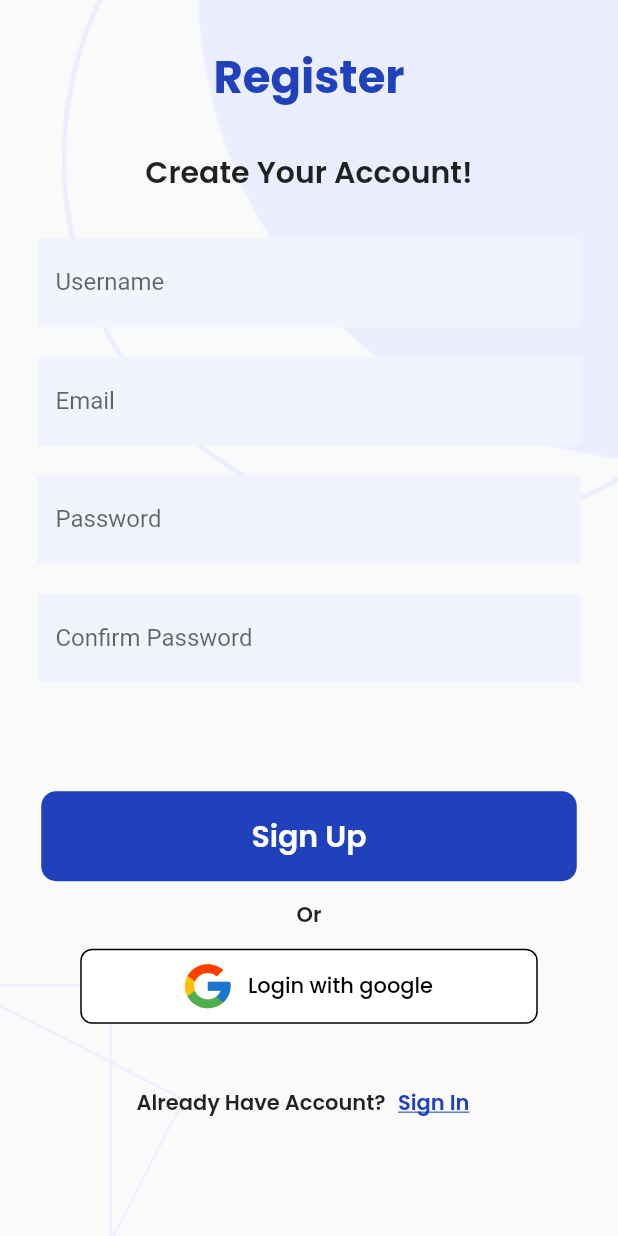
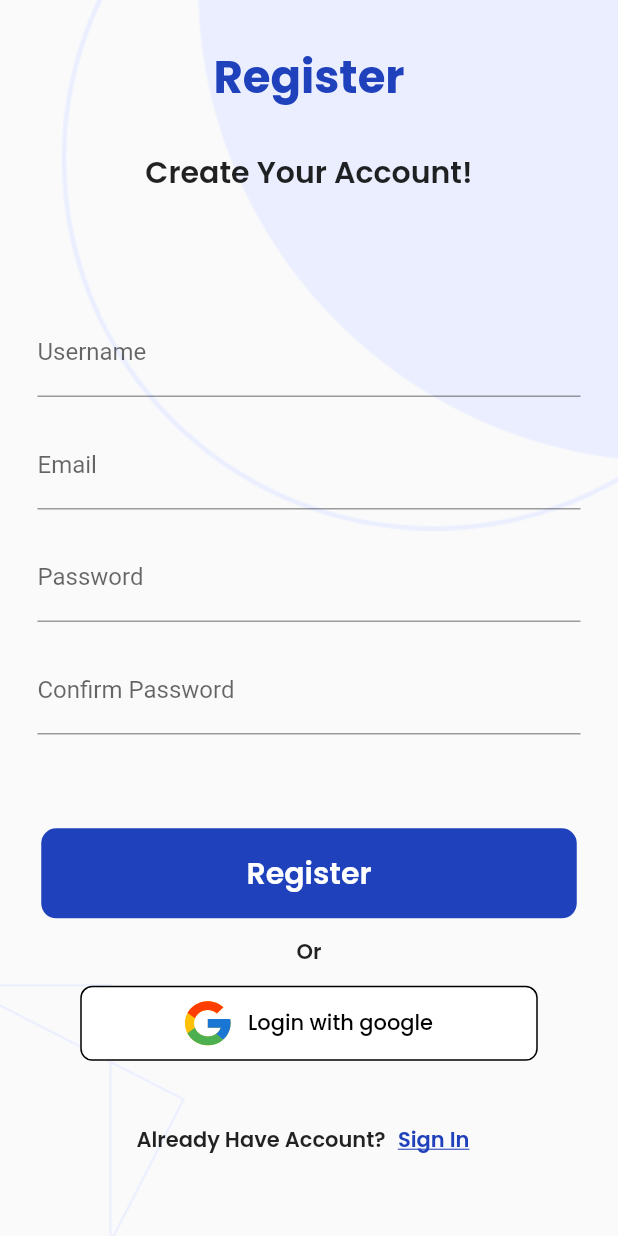
Before and after one commit to BrianMohamadSafiudin/SEPEDAKU, a Flutter app: the screen it shows after launch, after a tap on "Register", on a phone screen of 412 x 824 dp. Run offline on Flutter 3.47's test engine with Material 2 defaults, Android fonts, the phone set to English and light mode, and no system bars; our stand-ins replace animated_splash_screen, camera, cloud_firestore, easy_localization, firebase_auth, firebase_core and 4 more; accounts and stored records are empty.

Commit message:
feat: auth register

```diff
--- a/src/lib/main.dart
+++ b/src/lib/main.dart
@@ -43,9 +43,7 @@ class MyApp extends StatelessWidget {
       debugShowCheckedModeBanner: false,
       title: 'SEPEDAKU',
       theme: ThemeData(),
-      home: SingleChildScrollView(
-        child: Column(
-          children: [
+      home:
             Background(
               child: AnimatedSplashScreen(
                 splash: "assets/images/logo.png",
@@ -54,10 +52,7 @@ class MyApp extends StatelessWidget {
                 splashTransition: SplashTransition.fadeTransition,
               ),
             ),
-            WidgetTree(),
-          ],
-        ),
-      ),
+
     );
   }
 }
--- a/src/lib/screens/login/components/form.dart
+++ b/src/lib/screens/login/components/form.dart
@@ -3,8 +3,6 @@ import 'package:google_fonts/google_fonts.dart';
 import 'package:sepedaku/auth.dart';
 import 'package:easy_localization/easy_localization.dart';
 
-import 'package:sepedaku/components/form_inputEemail.dart';
-import 'package:sepedaku/components/form_inputPassword.dart';
 import 'package:sepedaku/components/locale/locale_keys.g.dart';
 import 'package:sepedaku/components/rounded_button.dart';
 import 'package:sepedaku/screens/dashboard/dashboard_screen.dart';
@@ -73,12 +71,10 @@ class _FormLoginState extends State<FormLogin> {
     }
   }
 
-  void createUserWithEmailAndPassword() {
-    // Implement user registration logic here
-  }
-
-  Widget _entryField(String title, TextEditingController controller) {
+  Widget _entryField(
+      String title, TextEditingController controller, bool obscureText) {
     return TextField(
+      obscureText: obscureText,
       controller: controller,
       decoration: InputDecoration(
         labelText: title,
@@ -107,9 +103,9 @@ class _FormLoginState extends State<FormLogin> {
         child: Column(
           children: [
             Spacer(),
-            _entryField('email', _controllerEmail),
+            _entryField('Email', _controllerEmail, false),
             SizedBox(height: 26),
-            _entryField('password', _controllerPassword),
+            _entryField('Password', _controllerPassword, true),
             _errorMessage(),
             Container(
               alignment: Alignment(1, 1),
--- a/src/lib/screens/login/login_screen.dart
+++ b/src/lib/screens/login/login_screen.dart
@@ -9,8 +9,8 @@ class LoginScreen extends StatelessWidget {
 
   @override
   Widget build(BuildContext context) {
-    return Scaffold(
-      body: Body(),
+    return Scaffold( // Scaffold
+      body: Body(), // Body
     );
   }
 }
--- a/src/lib/screens/register/components/body.dart
+++ b/src/lib/screens/register/components/body.dart
@@ -9,7 +9,7 @@ import 'package:flutter/material.dart';
 import 'package:google_fonts/google_fonts.dart';
 
 class Body extends StatelessWidget {
-  const Body({super.key});
+  const Body({Key? key});
 
   @override
   Widget build(BuildContext context) {
--- a/src/lib/screens/register/components/form.dart
+++ b/src/lib/screens/register/components/form.dart
@@ -1,16 +1,99 @@
+import 'package:cloud_firestore/cloud_firestore.dart'; // Import Firestore
+import 'package:firebase_auth/firebase_auth.dart';
+import 'package:google_fonts/google_fonts.dart';
+import 'package:sepedaku/auth.dart';
 import 'package:easy_localization/easy_localization.dart';
-import 'package:sepedaku/components/form_inputEemail.dart';
-import 'package:sepedaku/components/form_inputPassword.dart';
-import 'package:sepedaku/components/form_inputText.dart';
 import 'package:sepedaku/components/locale/locale_keys.g.dart';
 import 'package:sepedaku/components/rounded_button.dart';
-import 'package:sepedaku/screens/login/login_screen.dart';
+import 'package:sepedaku/screens/dashboard/dashboard_screen.dart';
 import 'package:flutter/material.dart';
 
-class FormRegister extends StatelessWidget {
-  const FormRegister({
-    super.key,
+class FormRegister extends StatefulWidget {
+  FormRegister({Key? key}) : super(key: key);
+
+  @override
+  _FormRegisterState createState() => _FormRegisterState();
+}
+
+class _FormRegisterState extends State<FormRegister> {
+  String? errorMessage = '';
+  final TextEditingController _controllerUsername = TextEditingController();
+  final TextEditingController _controllerEmail = TextEditingController();
+  final TextEditingController _controllerPassword = TextEditingController();
+  final TextEditingController _controllerConfirmPassword = TextEditingController();
+
+  // Firebase Firestore instance
+  final FirebaseFirestore _firestore = FirebaseFirestore.instance;
+
+  Future<bool> registerWithEmailAndPassword() async {
+    String email = _controllerEmail.text.trim();
+    String password = _controllerPassword.text.trim();
+    String confirmPassword = _controllerConfirmPassword.text.trim();
+
+    if (email.isEmpty || password.isEmpty || confirmPassword.isEmpty) {
+      setState(() {
+        errorMessage = 'All fields are required.';
       });
+      return false;
+    }
+
+    if (password != confirmPassword) {
+      setState(() {
+        errorMessage = 'Passwords do not match.';
+      });
+      return false;
+    }
+
+    try {
+      final userCredential = await Auth()
+          .createUserWithEmailAndPassword(email: email, password: password);
+      final user = FirebaseAuth.instance.currentUser; // Get the current user
+
+      if (user != null) {
+        // Pendaftaran berhasil
+
+        // Store user information in Firestore
+        await _firestore.collection('users').doc(user.uid).set({
+          'username': _controllerUsername.text.trim(),
+          'email': email,
+          // You can store other user information here
+        });
+
+        return true;
+      } else {
+        setState(() {
+          errorMessage = 'Registration failed.';
+        });
+        return false;
+      }
+    } catch (error) {
+      setState(() {
+        errorMessage = 'An unexpected error occurred during registration.';
+      });
+      return false;
+    }
+  }
+
+  Widget _entryField(String title, TextEditingController controller, bool obscureText) {
+    return TextField(
+      obscureText: obscureText,
+      controller: controller,
+      decoration: InputDecoration(
+        labelText: title,
+      ),
+    );
+  }
+
+  Widget _errorMessage() {
+    return Text(errorMessage == '' ? '' : 'Hmm? $errorMessage');
+  }
+
+  Widget _submitButton() {
+    return ElevatedButton(
+      onPressed: registerWithEmailAndPassword,
+      child: Text('Register'),
+    );
+  }
 
   @override
   Widget build(BuildContext context) {
@@ -18,30 +101,55 @@ class FormRegister extends StatelessWidget {
     return Padding(
       padding: const EdgeInsets.symmetric(horizontal: 25),
       child: Container(
-        height: size.height * 0.52,
+        height: size.height * 0.55,
         child: Column(
           children: [
-            FormInputText(
-                label: LocaleKeys.username.tr(),
-                hintText: "Masukkan Username Anda..."),
-            SizedBox(height: 20),
-            FormInputEmail(),
-            SizedBox(height: 20),
-            FormInputPassword(label: "Password"),
-            SizedBox(height: 20),
-            FormInputPassword(label: LocaleKeys.confirmPassword.tr()),
+            Spacer(),
+            _entryField('Username', _controllerUsername, false),
+            SizedBox(height: 16),
+            _entryField('Email', _controllerEmail, false),
+            SizedBox(height: 16),
+            _entryField('Password', _controllerPassword, true),
+            SizedBox(height: 16),
+            _entryField('Confirm Password', _controllerConfirmPassword, true),
+            _errorMessage(),
             Spacer(),
             RoundedButton(
-                text: LocaleKeys.signup,
+              text: 'Register',
               press: () {
+                registerWithEmailAndPassword().then((isRegistrationSuccessful) {
+                  if (isRegistrationSuccessful) {
+                    // Navigasi ke DashboardScreen jika pendaftaran berhasil
                     Navigator.push(context, MaterialPageRoute(builder: (context) {
-                    return LoginScreen();
+                      return DashboardScreen();
                     }));
+                  } else {
+                    // Tampilkan pesan kesalahan jika pendaftaran gagal
+                    if (errorMessage != null) {
+                      ScaffoldMessenger.of(context).showSnackBar(
+                        SnackBar(
+                          content: Text(errorMessage ??
+                              "Registration failed. Please check your credentials."),
+                        ),
+                      );
+                    } else {
+                      ScaffoldMessenger.of(context).showSnackBar(
+                        SnackBar(
+                          content: Text(
+                              "Registration failed. Please check your credentials."),
+                        ),
+                      );
+                    }
+                  }
+                }).catchError((error) {
+                  // Handle error jika ada kesalahan lainnya (opsional)
+                });
               },
               color: Color(0xff1F41BB),
               textColor: Colors.white,
               height: 60,
-                width: 357),
+              width: 357,
+            )
           ],
         ),
       ),
--- a/src/lib/screens/register/register_screen.dart
+++ b/src/lib/screens/register/register_screen.dart
@@ -1,8 +1,11 @@
+import 'package:firebase_auth/firebase_auth.dart';
+import 'package:sepedaku/auth.dart';
+
 import 'package:sepedaku/screens/register/components/body.dart';
 import 'package:flutter/material.dart';
 
 class RegisterScreen extends StatelessWidget {
-  const RegisterScreen({super.key});
+  RegisterScreen({Key? key}) : super(key: key);
 
   @override
   Widget build(BuildContext context) {
--- a/src/pubspec.yaml
+++ b/src/pubspec.yaml
@@ -41,6 +41,7 @@ dependencies:
   flutter_svg: ^2.0.7
   firebase_auth: ^4.12.1
   firebase_core: ^2.21.0
+  cloud_firestore: ^4.12.2
   # firebase_core_platform_interface: 4.5.1
   # firebase_messaging: ^13.0.4 # will satisfy your firebase core things that depend on ^4.5.1
   easy_localization: ^3.0.3
```
Also changed, not shown: src/lib/components/form_inputEemail.dart (line endings or trailing spaces), src/lib/components/form_inputPassword.dart (line endings or trailing spaces), src/pubspec.lock, 3 other files. Lines whose indentation alone changed are shown as unchanged.
